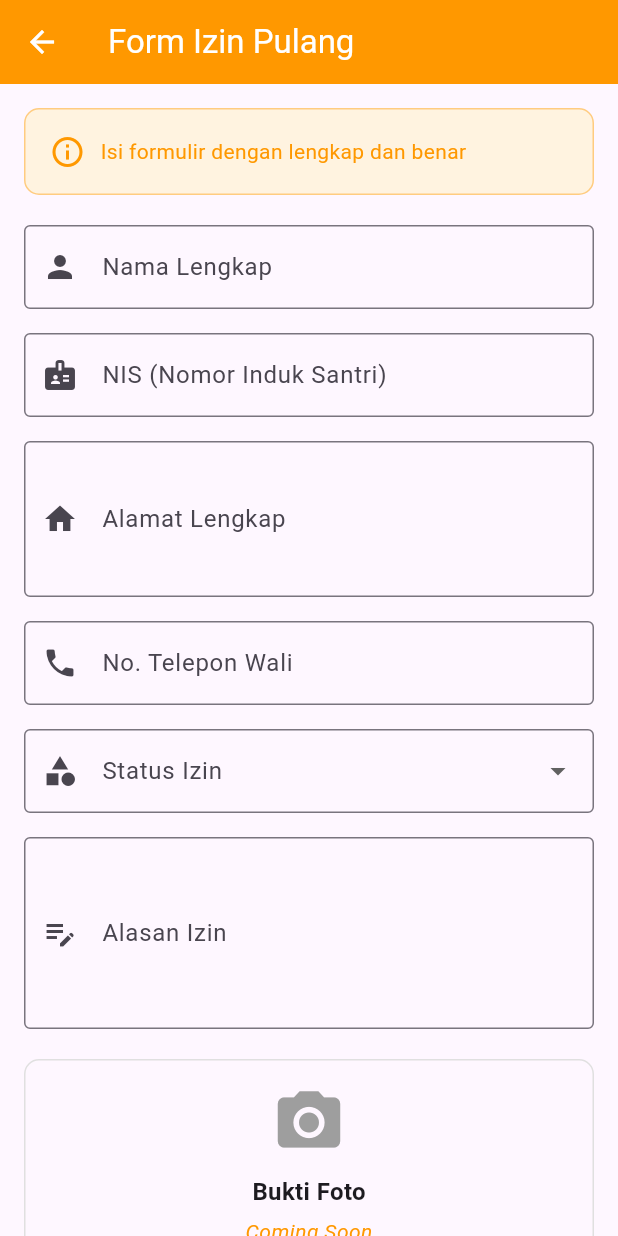
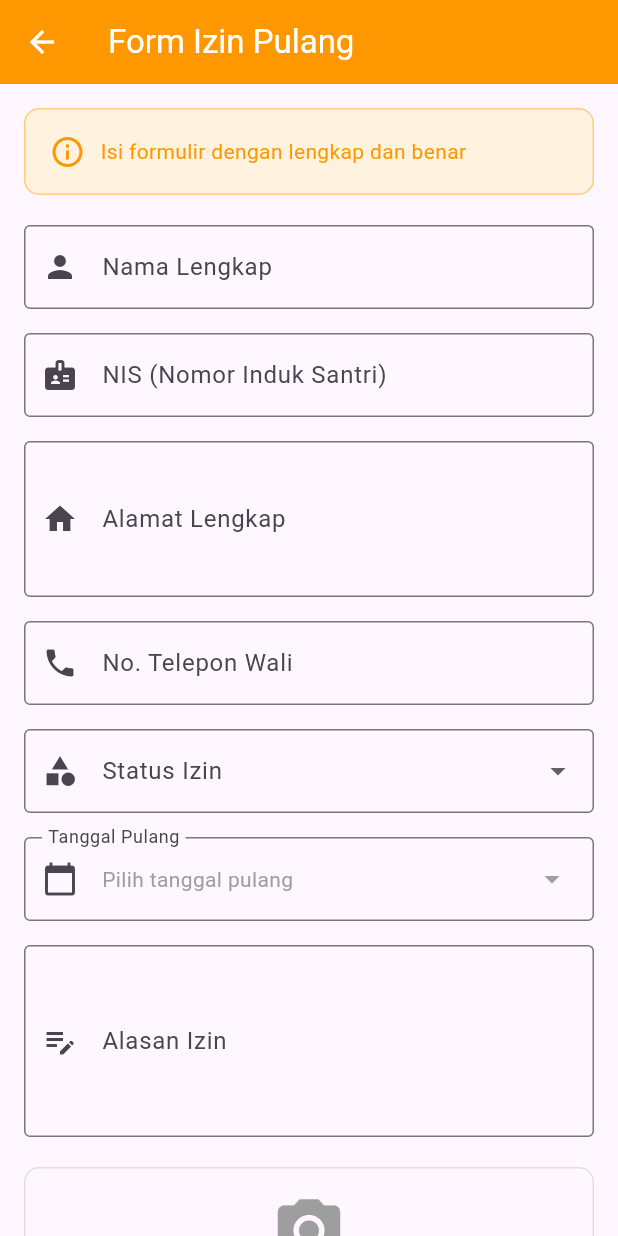
Before and after one commit to mohfarizalsholahuddinghonniuisi23/Ma-had-Security-project, a Flutter app: the screen it shows after launch, in the side drawer, after a tap on "Izin Pulang", on a phone screen of 412 x 824 dp. Run offline on Flutter 3.47's test engine with Material 3 defaults, Android fonts, the phone set to English and light mode, and no system bars; our stand-ins replace cloud_firestore, firebase_core; accounts and stored records are empty.

Commit message:
tambah fitur pemilihan tanggal pulang dan integrasi dengan Firestore

```diff
--- a/lib/Views/FormIzinPulang.dart
+++ b/lib/Views/FormIzinPulang.dart
@@ -1,4 +1,7 @@
 import 'package:flutter/material.dart';
+import 'package:intl/intl.dart';
+import '../models/izin_pulang.dart';
+import '../services/izin_service.dart';
 
 class FormIzinPulang extends StatefulWidget {
   const FormIzinPulang({super.key});
@@ -15,6 +18,15 @@ class _FormIzinPulangState extends State<FormIzinPulang> {
   final _noTelpWaliController = TextEditingController();
   final _alasanController = TextEditingController();
 
+  // Service untuk Firestore
+  final IzinService _izinService = IzinService();
+
+  // State untuk loading
+  bool _isLoading = false;
+
+  // Tanggal pulang
+  DateTime? _tanggalPulang;
+
   String? _selectedStatus;
   final List<String> _statusOptions = ['Belum Disetujui', 'Disetujui'];
 
@@ -28,26 +40,89 @@ class _FormIzinPulangState extends State<FormIzinPulang> {
     super.dispose();
   }
 
-  void _simpanData() {
+  // Fungsi untuk pilih tanggal
+  Future<void> _pilihTanggal() async {
+    final DateTime? picked = await showDatePicker(
+      context: context,
+      initialDate: _tanggalPulang ?? DateTime.now(),
+      firstDate: DateTime.now(),
+      lastDate: DateTime.now().add(const Duration(days: 365)),
+      helpText: 'Pilih Tanggal Pulang',
+      cancelText: 'Batal',
+      confirmText: 'Pilih',
+    );
+
+    if (picked != null && picked != _tanggalPulang) {
+      setState(() {
+        _tanggalPulang = picked;
+      });
+    }
+  }
+
+  // Fungsi simpan ke Firestore
+  Future<void> _simpanData() async {
     if (_formKey.currentState!.validate()) {
-      if (_selectedStatus == null) {
+      // Validasi tanggal
+      if (_tanggalPulang == null) {
         ScaffoldMessenger.of(context).showSnackBar(
           const SnackBar(
-            content: Text('Silakan pilih status izin'),
+            content: Text('Silakan pilih tanggal pulang'),
             backgroundColor: Colors.orange,
           ),
         );
         return;
       }
 
+      // Set loading
+      setState(() {
+        _isLoading = true;
+      });
+
+      try {
+        // Buat object IzinPulang dari form
+        final izinBaru = IzinPulang(
+          namaSantri: _namaController.text.trim(),
+          nis: _nisController.text.trim(),
+          alamat: _alamatController.text.trim(),
+          noTelpWali: _noTelpWaliController.text.trim(),
+          alasan: _alasanController.text.trim(),
+          status: _selectedStatus ?? 'Belum Disetujui',
+          tanggalPulang: _tanggalPulang!,
+        );
+
+        // Simpan ke Firestore
+        await _izinService.tambahIzinPulang(izinBaru);
+
+        // Tampilkan pesan sukses
+        if (mounted) {
           ScaffoldMessenger.of(context).showSnackBar(
             const SnackBar(
-          content: Text('Data izin pulang berhasil disimpan!'),
+              content: Text('✅ Data izin pulang berhasil disimpan!'),
               backgroundColor: Colors.green,
             ),
           );
 
+          // Reset form
           _resetForm();
+        }
+      } catch (e) {
+        // Tampilkan pesan error
+        if (mounted) {
+          ScaffoldMessenger.of(context).showSnackBar(
+            SnackBar(
+              content: Text('❌ Gagal menyimpan: $e'),
+              backgroundColor: Colors.red,
+            ),
+          );
+        }
+      } finally {
+        // Matikan loading
+        if (mounted) {
+          setState(() {
+            _isLoading = false;
+          });
+        }
+      }
     }
   }
 
@@ -60,6 +135,7 @@ class _FormIzinPulangState extends State<FormIzinPulang> {
     _alasanController.clear();
     setState(() {
       _selectedStatus = null;
+      _tanggalPulang = null;
     });
   }
 
@@ -220,6 +296,36 @@ class _FormIzinPulangState extends State<FormIzinPulang> {
               ),
               const SizedBox(height: 16),
 
+              // 📅 Date Picker untuk Tanggal Pulang
+              InkWell(
+                onTap: _pilihTanggal,
+                child: InputDecorator(
+                  decoration: const InputDecoration(
+                    labelText: 'Tanggal Pulang',
+                    prefixIcon: Icon(Icons.calendar_today),
+                    border: OutlineInputBorder(),
+                  ),
+                  child: Row(
+                    mainAxisAlignment: MainAxisAlignment.spaceBetween,
+                    children: [
+                      Text(
+                        _tanggalPulang != null
+                            ? DateFormat('dd MMMM yyyy', 'id_ID')
+                                .format(_tanggalPulang!)
+                            : 'Pilih tanggal pulang',
+                        style: TextStyle(
+                          color: _tanggalPulang != null
+                              ? Colors.black
+                              : Colors.grey,
+                        ),
+                      ),
+                      const Icon(Icons.arrow_drop_down, color: Colors.grey),
+                    ],
+                  ),
+                ),
+              ),
+              const SizedBox(height: 16),
+
               // Input Alasan
               TextFormField(
                 controller: _alasanController,
@@ -286,11 +392,20 @@ class _FormIzinPulangState extends State<FormIzinPulang> {
               ),
               const SizedBox(height: 24),
 
-              // Tombol Simpan
+              // Tombol Simpan dengan Loading
               ElevatedButton.icon(
-                onPressed: _simpanData,
-                icon: const Icon(Icons.save),
-                label: const Text('Simpan Data'),
+                onPressed: _isLoading ? null : _simpanData,
+                icon: _isLoading
+                    ? const SizedBox(
+                        width: 20,
+                        height: 20,
+                        child: CircularProgressIndicator(
+                          strokeWidth: 2,
+                          color: Colors.white,
+                        ),
+                      )
+                    : const Icon(Icons.save),
+                label: Text(_isLoading ? 'Menyimpan...' : 'Simpan Data'),
                 style: ElevatedButton.styleFrom(
                   backgroundColor: Colors.orange,
                   foregroundColor: Colors.white,
--- a/pubspec.yaml
+++ b/pubspec.yaml
@@ -23,6 +23,9 @@ dependencies:
   # State Management
   provider: ^6.1.1
 
+  # Date Formatting
+  intl: ^0.19.0
+
   # UI
   cupertino_icons: ^1.0.2
 
```
Also changed, not shown: pubspec.lock. Lines whose indentation alone changed are shown as unchanged.
